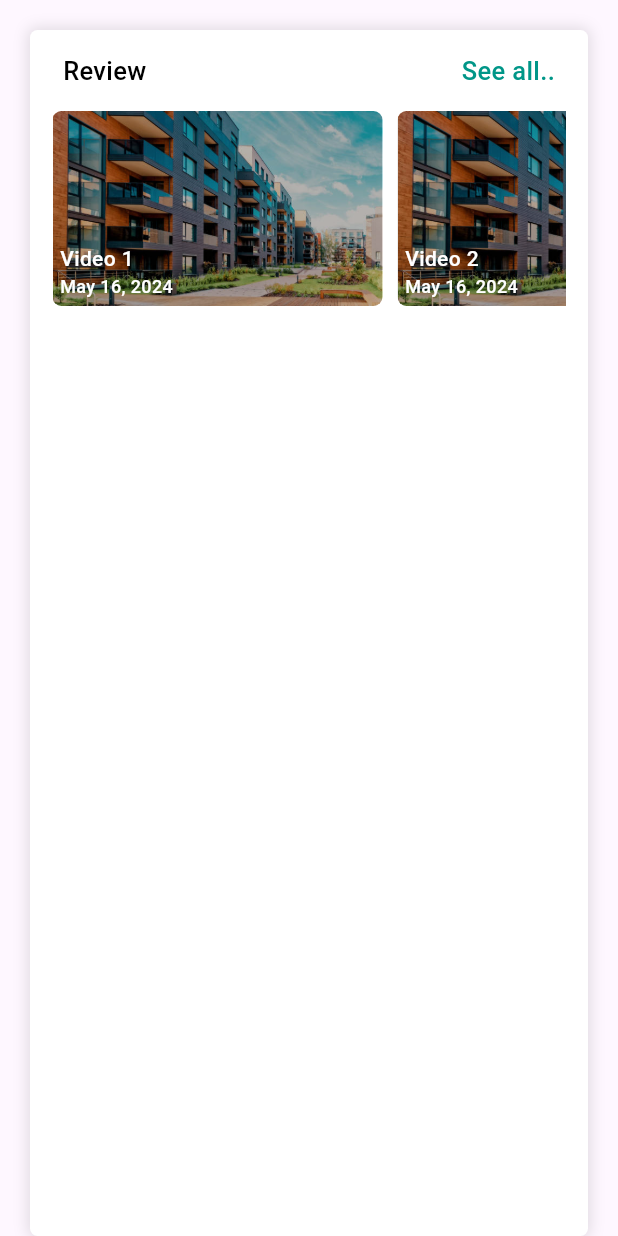
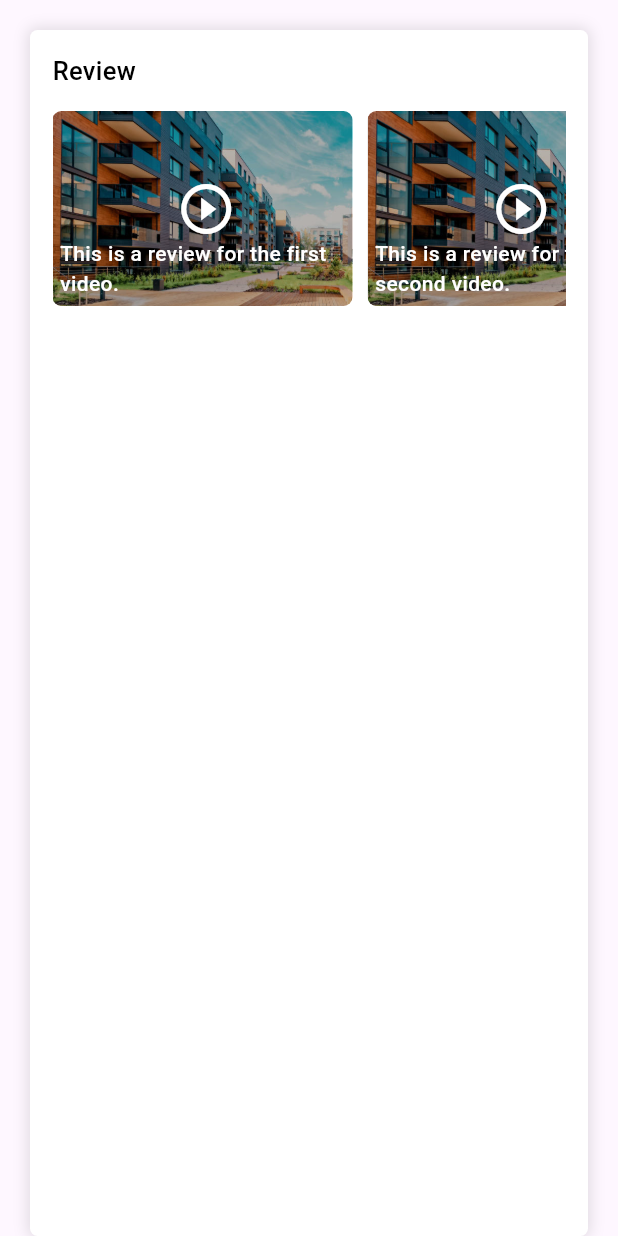
Before and after one commit to universeit12/Finca-property2, a Flutter app: the ReviewCard widget shown alone on an empty page, opened directly, on a phone screen of 412 x 824 dp. Run offline on Flutter 3.47's test engine with Material 3 defaults, Android fonts, the light colour scheme and no system bars; our stand-ins replace animated_text_kit, another_carousel_pro, fluttertoast, get, image_picker, shared_preferences and 1 more; accounts and stored records are empty.

Commit message:
video added

```diff
--- /dev/null
+++ b/lib/presentation/modules/client review/controller/video_utils.dart
@@ -0,0 +1,12 @@
+// Define your video data
+final List<Map<String, String>> videoData = [
+  {
+    'videoId': 'dQw4w9WgXcQ', // Example video ID
+    'review': 'This is a review for the first video.',
+  },
+  {
+    'videoId': '3JZ_D3ELwOQ', // Another example video ID
+    'review': 'This is a review for the second video.',
+  },
+  // Add more video data here
+];
--- a/lib/presentation/modules/client review/views/review_card.dart
+++ b/lib/presentation/modules/client review/views/review_card.dart
@@ -1,73 +1,48 @@
-
 import 'package:flutter/material.dart';
-import 'package:get/get.dart';
-import 'package:get/get_core/src/get_main.dart';
-import 'package:universe_it_project/presentation/modules/client%20review/views/video_controller.dart';
+import 'package:universe_it_project/presentation/modules/client%20review/views/video_screen.dart';
 import 'package:universe_it_project/widgets/custom_card.dart';
 import 'package:universe_it_project/widgets/custom_text.dart';
 
+import '../controller/video_utils.dart';
 
 class ReviewCard extends StatelessWidget {
-    ReviewCard({super.key});
-
-
-   final List<Map<String, String>> videoData = [
-     {
-       'url':
-       'https://www.learningcontainer.com/wp-content/uploads/2020/05/sample-mp4-file.mp4',
-       'title': 'Video 1'
-     },
-     {
-       'url':
-       'https://www.learningcontainer.com/wp-content/uploads/2020/05/sample-mp4-file.mp4',
-       'title': 'Video 2'
-     },
-     // Add more videos as needed
-   ];
+  const ReviewCard({super.key});
 
   @override
   Widget build(BuildContext context) {
-    return InkWell(
-        onTap: () {
-        },
-        child: CustomCard(
+    return CustomCard(
         width: double.infinity,
-            padding:
-                const EdgeInsets.symmetric(horizontal: 15.0, vertical: 15.0),
+        padding: const EdgeInsets.symmetric(horizontal: 15.0, vertical: 15.0),
         child: Column(
           crossAxisAlignment: CrossAxisAlignment.start,
           children: [
-                const Padding(
-                  padding: EdgeInsets.symmetric(horizontal: 7.0),
-                  child: Row(
-                    mainAxisAlignment: MainAxisAlignment.spaceBetween,
-                    children: [
-                      CustomText(
+            const CustomText(
               text: "Review",
             ),
-                      CustomText(
-                        text: "See all..",
-                        color: Colors.teal,
-                      ),
-                    ],
+            SizedBox(
+              height: 160,
+              child: ListView.builder(
+                  scrollDirection: Axis.horizontal,
+                  itemCount: videoData.length,
+                  itemBuilder: (_, index) {
+                    final video = videoData[index];
+                    return Row(
+                      children: [
+                        InkWell(
+                          onTap: () {
+                            Navigator.push(
+                              context,
+                              MaterialPageRoute(
+                                builder: (context) => VideoReviewPage(
+                                  videoId: video['videoId']!,
+                                  reviewText: video['review']!,
                                 ),
                               ),
-                const SizedBox(
-                  height: 15.0,
-                ),
-                SingleChildScrollView(
-                  scrollDirection: Axis.horizontal,
-                  child: Row(
-                    children: [
-                      for (int i = 0; i < videoData.length; i++)
-                        InkWell(
-                          onTap: () {
-                            Get.put(VideoController())
-                                .initializeVideo(videoData[i]["url"].toString());
+                            );
                           },
                           child: Container(
                             height: 130.0,
-                            width: 220,
+                            width: 200,
                             margin: const EdgeInsets.only(right: 10),
                             clipBehavior: Clip.antiAlias,
                             decoration: BoxDecoration(
@@ -79,31 +54,31 @@ class ReviewCard extends StatelessWidget {
                               color: Colors.black26,
                               padding:
                                   const EdgeInsets.only(left: 5.0, bottom: 5.0),
-                              child:  Column(
+                              child: Column(
                                 mainAxisAlignment: MainAxisAlignment.end,
-                                crossAxisAlignment: CrossAxisAlignment.start,
+                                crossAxisAlignment: CrossAxisAlignment.center,
                                 children: [
+                                  const Icon(
+                                    Icons.play_circle_outline_sharp,
+                                    color: Colors.white,
+                                    size: 40,
+                                  ),
                                   CustomText(
-                                    text:
-                                    videoData[i]["title"].toString(),
+                                    text: video['review']!,
                                     maxline: 2,
                                     color: Colors.white,
                                     fontsize: 14.0,
                                   ),
-                                  const CustomText(
-                                    text: "May 16, 2024",
-                                    color: Colors.white,
-                                    fontsize: 12.0,
-                                  )
                                 ],
                               ),
                             ),
                           ),
                         ),
                       ],
+                    );
+                  }),
             ),
-                )
           ],
-            )));
+        ));
   }
 }
--- a/lib/presentation/modules/client review/views/video_controller.dart
+++ /dev/null
@@ -1,17 +0,0 @@
-import 'package:get/get.dart';
-import 'package:video_player/video_player.dart';
-
-class VideoController extends GetxController {
-
-  var videoPlayerController =
-      VideoPlayerController.network('') // empty URL initially
-          .obs; // Observable variable
-
-  void initializeVideo(String url) {
-    videoPlayerController.value = VideoPlayerController.network(url);
-
-    videoPlayerController.value.initialize().then((_) {
-      update(); // Notify listeners when initialization is done
-    });
-  }
-}
--- a/lib/widgets/custom_card.dart
+++ b/lib/widgets/custom_card.dart
@@ -1,15 +1,17 @@
 import 'package:flutter/material.dart';
 
 class CustomCard extends StatelessWidget {
-  const CustomCard({super.key, this.child, this.width, this.padding});
+  const CustomCard({super.key, this.child, this.width, this.padding, this.height});
   final child;
   final width;
+  final height;
   final padding;
 
   @override
   Widget build(BuildContext context) {
     return Container(
     width: width,
+      height: height,
       margin:const EdgeInsets.only(
         left: 20.0,
         right: 20.0,
--- a/pubspec.yaml
+++ b/pubspec.yaml
@@ -45,6 +45,7 @@ dependencies:
   cached_network_image: ^3.3.1
   dropdown_button2: ^2.3.9
   image_picker: ^1.1.2
+  youtube_player_flutter:
 
 
 
```
Also changed, not shown: lib/presentation/modules/client review/views/video_screen.dart (+32 -22 lines), lib/presentation/modules/client review/controller/video_controller.dart (deleted), pubspec.lock, 1 other file. Lines whose indentation alone changed are shown as unchanged.
